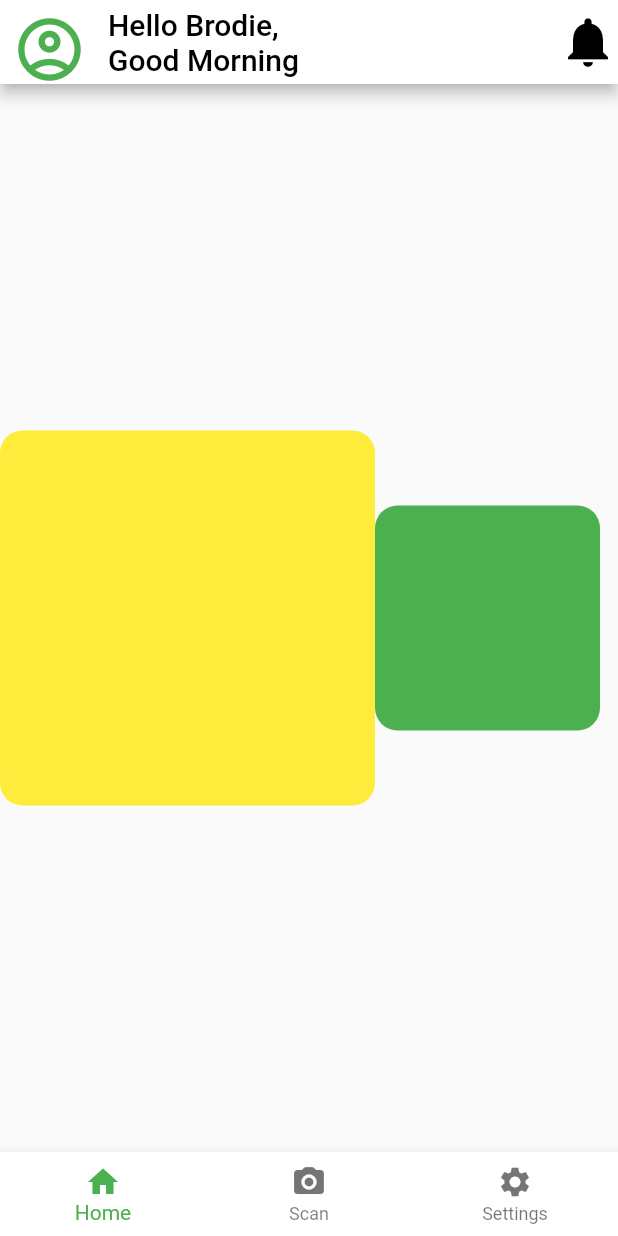
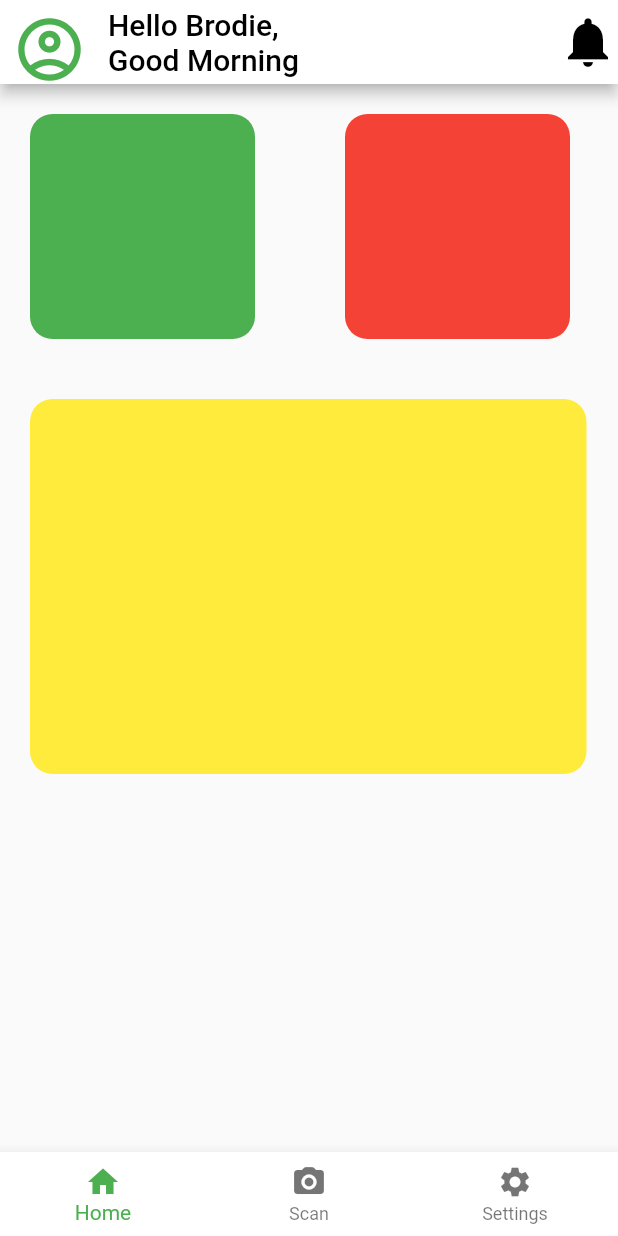
Before and after one commit to SimonOmalley/taswasteapptest, a Flutter app: the screen it shows after launch, on a phone screen of 412 x 824 dp. Run offline on Flutter 3.47's test engine with Material 2 defaults, Android fonts, the phone set to English and light mode, and no system bars.

Commit message:
Column Container Alignment

```diff
--- a/lib/screens/Dashboard.dart
+++ b/lib/screens/Dashboard.dart
@@ -27,26 +27,43 @@ class _MyStatefulWidgetState extends State<MyStatefulWidget> {
   @override
   Widget build(BuildContext context) {
     return Scaffold(
-      body: Row(
+      body: Column(
         children: [
-          Center(
-            child: Container(
-              width: 250.0,
-              height: 250.0,
-              alignment: Alignment.center,
-              decoration: BoxDecoration(
-                  color: Colors.yellow,
-                  borderRadius: BorderRadius.circular(15.0)),
-            ),
+          Row(
+            children: [
+              Container(
+                width: 150.0,
+                height: 150.0,
+                margin: EdgeInsets.fromLTRB(20, 20, 10, 0),
+                alignment: Alignment.center,
+                decoration: BoxDecoration(
+                    color: Colors.green,
+                    borderRadius: BorderRadius.circular(15.0)),
+              ),
+              Container(
+                width: 150.0,
+                height: 150.0,
+                margin: EdgeInsets.fromLTRB(50, 20, 10, 0),
+                decoration: BoxDecoration(
+                    color: Colors.red,
+                    borderRadius: BorderRadius.circular(15.0)),
+              ),
+            ],
           ),
-          Container(
-            width: 150.0,
-            height: 150.0,
-            padding: EdgeInsets.all(20.0),
-            alignment: Alignment.topLeft,
-            decoration: BoxDecoration(
-                color: Colors.green, borderRadius: BorderRadius.circular(15.0)),
-          ),
+          Row(
+            children: [
+              Container(
+                width: 371.0,
+                height: 250.0,
+                padding: EdgeInsets.all(20.0),
+                margin: EdgeInsets.fromLTRB(20, 40, 20, 40),
+                alignment: Alignment.centerRight,
+                decoration: BoxDecoration(
+                    color: Colors.yellow,
+                    borderRadius: BorderRadius.circular(15.0)),
+              ),
+            ],
+          )
         ],
       ),
       appBar: AppBar(
```
